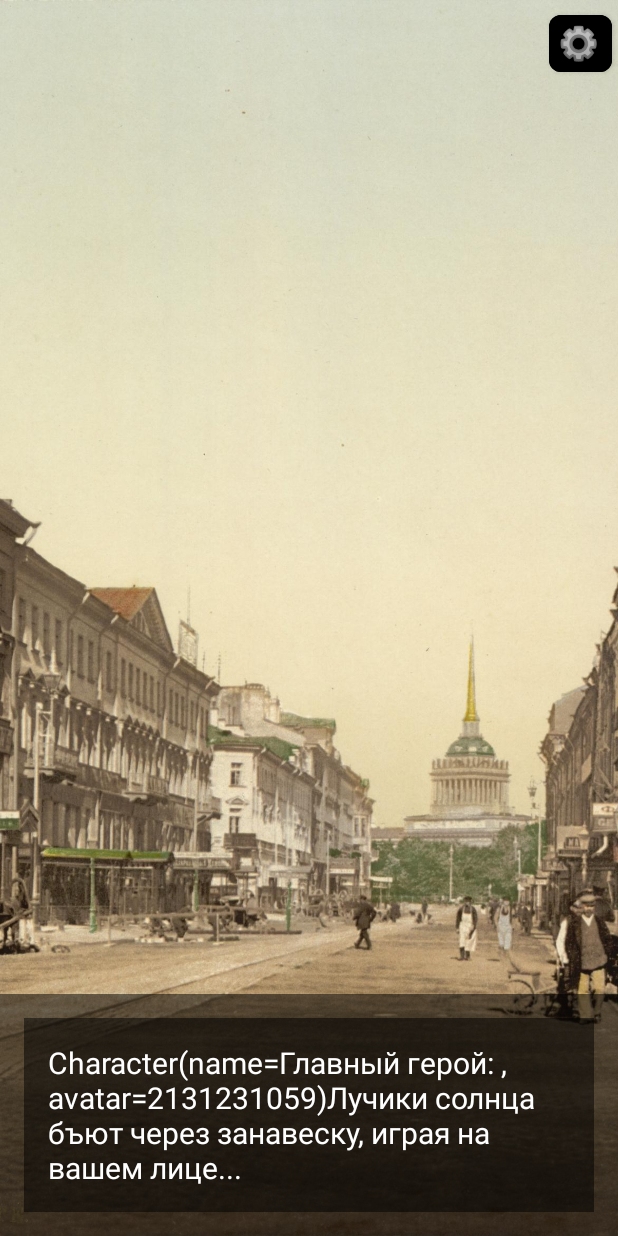
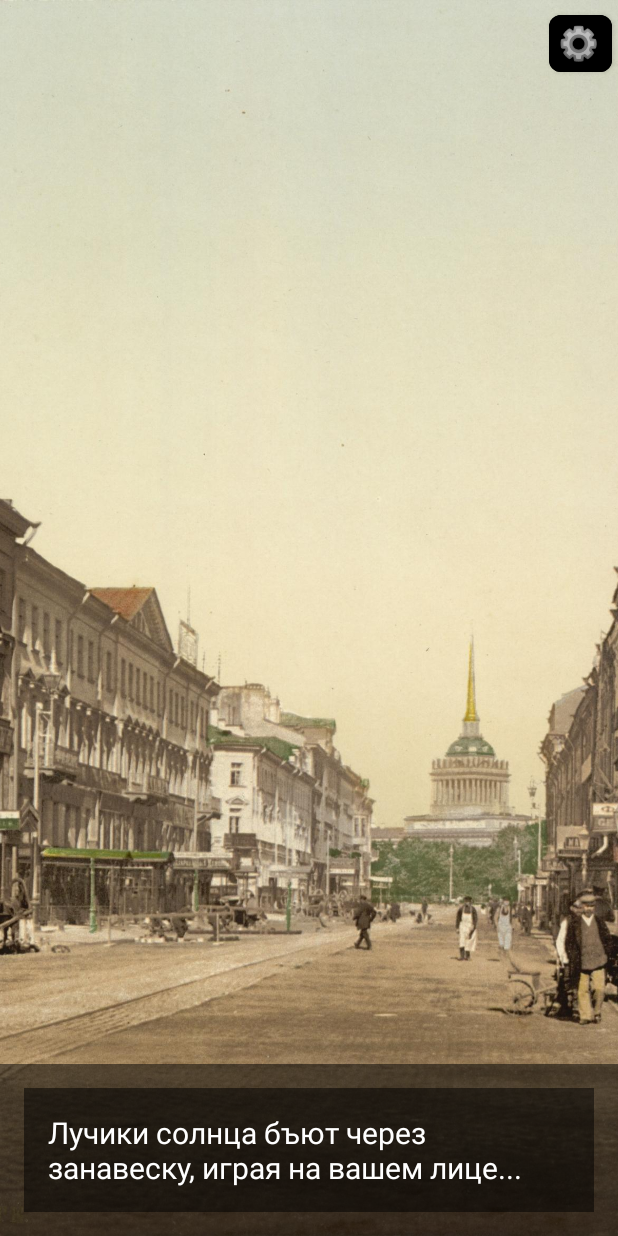
Before and after one commit to AlexeyJarlax/Visual_Novel_Torpedo_boat_Fury, an Android app: the screen it shows after launch (SceneActivity), on a phone screen of 412 x 824 dp. Run offline under Robolectric (Android 15) with nearby library versions, the phone set to English and light mode, and no system bars.

Commit message:
делаю базу

```diff
--- a/app/src/main/java/com/pavlovalexey/torpedo/Story.kt
+++ b/app/src/main/java/com/pavlovalexey/torpedo/Story.kt
@@ -7,12 +7,21 @@ import com.pavlovalexey.torpedo.data.Scene
 
 object Story {
     val characters = listOf(
-        Character("Главный герой: ", R.drawable.char0),
-        Character("Благоверная невеста: ", R.drawable.char1),
-        Character("Боцман: ", R.drawable.char2),
-        Character("Лекарь: ", R.drawable.char3),
-        Character("Команда: ", R.drawable.char5)
+        Character(""), // расказчик
+        Character("Главный герой: "),
+        Character("Благоверная невеста: "),
+        Character("Боцман: "),
+        Character("Лекарь: "),
+        Character("Команда: ")
     )
+
+    // ГЕРОИ
+    val story = "" // расказчик
+    val hero = ""
+    val bride = "Благоверная невеста: "
+    val boatswain = "Боцман: "
+    val doc = "Лекарь: "
+    val team = "Команда: "
 
     val plotActs = listOf(
         PlotAct(
@@ -21,9 +30,9 @@ object Story {
                     R.drawable.scen_spb1,
                     R.raw.odettes_theme,
                     listOf(
-                        Dialog(characters[0], "Лучики солнца бъют через занавеску, играя на вашем лице..."),
-                        Dialog(characters[0], "Пора приступить к работе!"),
-                        Dialog(characters[0], "Отправляюсь в адмиралтейство.")
+                        Dialog(story, "Лучики солнца бъют через занавеску, играя на вашем лице..."),
+                        Dialog(hero, "Пора войти в должность!"),
+                        Dialog(hero, "Отправляюсь в адмиралтейство.")
                     )
                 )
             )
@@ -34,8 +43,8 @@ object Story {
                     R.drawable.scen_spb2,
                     R.raw.odettes_theme,
                     listOf(
-                        Dialog(characters[0], "Документы получены, теперь я капитан!"),
-                        Dialog(characters[4], "Готовы к приказам, капитан!")
+                        Dialog(hero, "Документы получены, теперь я капитан!"),
+                        Dialog(hero, "Великолепный день!")
                     )
                 )
             )
@@ -46,9 +55,11 @@ object Story {
                     R.drawable.scen_spb1,
                     R.raw.odettes_theme,
                     listOf(
-                        Dialog(characters[0], "Дорогая, я должен отправиться в далекий поход."),
-                        Dialog(characters[1], "О нет, я так боюсь оставаться одна!"),
-                        Dialog(characters[0], "Все будет хорошо, я обязательно вернусь к тебе.")
+                        Dialog(hero, "Дорогая, я должен отправиться в далекий поход..."),
+                        Dialog(bride, "О нет!"),
+                        Dialog(hero, "Все будет хорошо, я обязательно вернусь к тебе."),
+                        Dialog(bride, "Так и думала, что продинямят, я так боюсь оставаться одна!"),
+                        Dialog(hero, "ОЙ ВСЁ!")
                     )
                 )
             )
@@ -59,14 +70,16 @@ object Story {
                     R.drawable.scen_orel,
                     R.raw.odettes_theme,
                     listOf(
-                        Dialog(characters[0], "Рад встрече, товарищи!"),
-                        Dialog(characters[2], "Добро пожаловать на борт, капитан!"),
-                        Dialog(characters[3], "Надеюсь, вы не будете нуждаться в моих услугах, капитан.")
+                        Dialog(hero, "Рад встрече, господа!"),
+                        Dialog(boatswain, "Добро пожаловать на борт, капитан!"),
+                        Dialog(doc, "А мы то как рады! открывате ром мужики!"),
+                        Dialog(team, "Отличное начало похода!"),
+                        )
                     )
                 )
             )
         )
-    )
+
 
     private fun countScenesInActs(): IntArray {
         val sceneCounts = IntArray(plotActs.size)
--- a/app/src/main/java/com/pavlovalexey/torpedo/data/Character.kt
+++ b/app/src/main/java/com/pavlovalexey/torpedo/data/Character.kt
@@ -1,4 +1,4 @@
 package com.pavlovalexey.torpedo.data
 
 // класс для персонажа
-data class Character(val name: String, val avatar: Int)
+data class Character(val name: String)
--- a/app/src/main/java/com/pavlovalexey/torpedo/data/Dialog.kt
+++ b/app/src/main/java/com/pavlovalexey/torpedo/data/Dialog.kt
@@ -1,4 +1,4 @@
 package com.pavlovalexey.torpedo.data
 
 // модель для диалога
-data class Dialog(val characterName: Character, val text: String)
+data class Dialog(val characterName: String, val text: String)
```
